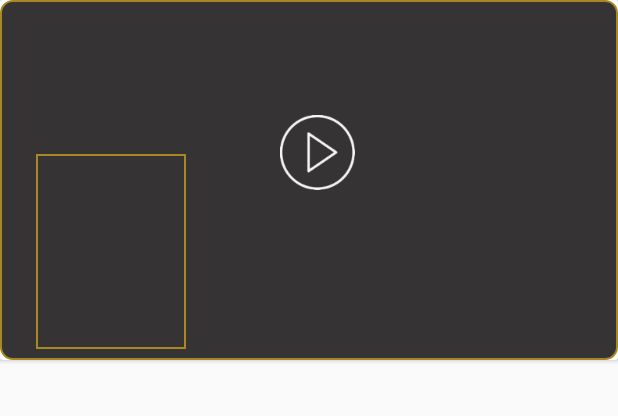
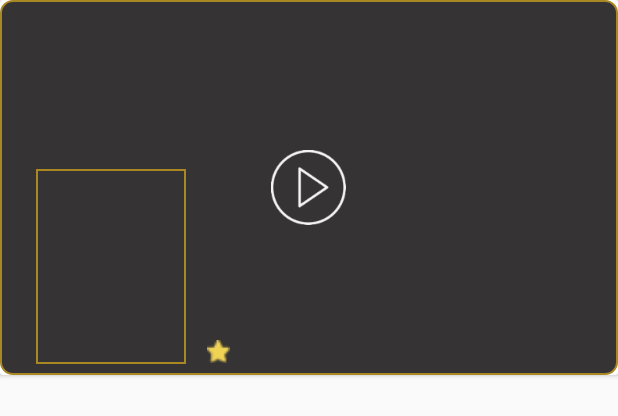
Before and after one commit to fateme9898/IMDb, an Android app: the layout now_playing.xml on its own in the app's theme, with its tools: preview values and no code run, on a phone screen of 412 x 824 dp. Shown: the top 416 px of the screen. Run offline under Robolectric (Android 15) with nearby library versions, the phone set to English and light mode, and no system bars.

Commit message:
change trailer in home page

```diff
--- a/app/src/main/java/info/androidhive/retrofit/activity/Trailer_page.java
+++ b/app/src/main/java/info/androidhive/retrofit/activity/Trailer_page.java
@@ -30,7 +30,7 @@ public class Trailer_page extends YouTubeBaseActivity implements YouTubePlayer.O
     private final static String API_KEY = "53f93d98fdababca6efda85ba6ccc57a";
     private int querytrailer;
     TextView text_info_trailerpage;
-    TextView title_info_trailerpage;
+    TextView title_info_trailerpage , data , rating;
     ImageView image_info_trailerpage;
 
     private static final String TAG = Search.class.getSimpleName();
@@ -51,6 +51,8 @@ public class Trailer_page extends YouTubeBaseActivity implements YouTubePlayer.O
        image_info_trailerpage=findViewById(R.id.image_info_trailerpage);
         text_info_trailerpage  =findViewById(R.id.text_info_trailerpage);
         title_info_trailerpage  =findViewById(R.id.title_info_trailerpage);
+        data=findViewById(R.id.data);
+        rating=findViewById(R.id.rating);
 
 
 
@@ -127,6 +129,8 @@ public class Trailer_page extends YouTubeBaseActivity implements YouTubePlayer.O
     public  void bindView(NowPlaying nowPlaying){
         text_info_trailerpage.setText(nowPlaying.getOverview());
         title_info_trailerpage.setText(nowPlaying.getTitle());
+        data.setText(nowPlaying.getReleaseDate());
+        rating.setText(nowPlaying.getVoteAverage().toString());
         Picasso.with(getBaseContext()).load("https://image.tmdb.org/t/p/original"+ nowPlaying.getPosterPath()).into(image_info_trailerpage);
     }
     ////////////////////////////////////////////////////////////////////////////////////////////////
--- a/app/src/main/java/info/androidhive/retrofit/adapter/NowPlayingAdapter.java
+++ b/app/src/main/java/info/androidhive/retrofit/adapter/NowPlayingAdapter.java
@@ -25,7 +25,7 @@ public class NowPlayingAdapter extends RecyclerView.Adapter<NowPlayingAdapter.Tr
 
     public static class TrailerViewHolder extends RecyclerView.ViewHolder {
         RelativeLayout trailerLayout;
-        TextView trailerTitle;
+        TextView trailerTitle , rating;
         ImageView trailerimage;
         ImageView trailerimage2;
 
@@ -38,6 +38,7 @@ public class NowPlayingAdapter extends RecyclerView.Adapter<NowPlayingAdapter.Tr
             trailerTitle = (TextView) v.findViewById(R.id.text_trailer);
             trailerimage=v.findViewById(R.id.image_trailer);
             trailerimage2=v.findViewById(R.id.back_image_trailer);
+            rating=v.findViewById(R.id.rating);
 
 
         }
@@ -60,6 +61,7 @@ public class NowPlayingAdapter extends RecyclerView.Adapter<NowPlayingAdapter.Tr
     @Override
     public void onBindViewHolder(TrailerViewHolder holder, final int position) {
         holder.trailerTitle.setText(trailer.get(position).getTitle());
+        holder.rating.setText(trailer.get(position).getVoteAverage().toString());
 
 
         Picasso.with(context)
--- a/app/src/main/res/layout/now_playing.xml
+++ b/app/src/main/res/layout/now_playing.xml
@@ -1,5 +1,6 @@
 <?xml version="1.0" encoding="utf-8"?>
 <RelativeLayout xmlns:android="http://schemas.android.com/apk/res/android"
+    xmlns:app="http://schemas.android.com/apk/res-auto"
     xmlns:tools="http://schemas.android.com/tools"
     android:id="@+id/trailer_layout"
     android:layout_width="match_parent"
@@ -9,7 +10,7 @@
 
     <android.support.v7.widget.CardView
         android:layout_width="match_parent"
-        android:layout_height="240dp">
+        android:layout_height="250dp">
 
 
         <RelativeLayout
@@ -25,24 +26,15 @@
                 android:layout_width="match_parent"
                 android:layout_height="200dp" />
 
-            <RelativeLayout
-                android:layout_width="80dp"
-                android:layout_height="71dp"
-
-                android:layout_alignParentTop="true"
-                android:layout_alignStart="@+id/text_trailer"
-                android:layout_marginTop="66dp"
-                android:layout_alignLeft="@+id/text_trailer">
 
                 <ImageView
                     android:layout_width="50dp"
                     android:layout_height="50dp"
                     android:src="@mipmap/play"
 
-          android:layout_centerInParent="true"
+                    android:layout_centerHorizontal="true"
+                    android:layout_centerVertical="true"
              />
-
-            </RelativeLayout>
 
 
             <ImageView
@@ -66,17 +58,31 @@
 
             <TextView
                 android:id="@+id/text_trailer"
-                android:layout_width="202dp"
-                android:layout_height="39dp"
-                android:layout_alignParentBottom="true"
-                android:layout_alignParentEnd="true"
-                android:layout_alignParentRight="true"
-                android:layout_marginEnd="38dp"
-                android:layout_marginRight="38dp"
+                android:layout_width="wrap_content"
+                android:layout_height="wrap_content"
                 android:textColor="@color/colorWhite"
-                tools:ignore="MissingConstraints"
-                tools:layout_editor_absoluteX="143dp"
-                tools:layout_editor_absoluteY="200dp" />
+                android:layout_toRightOf="@id/image_trailer"
+                android:layout_below="@id/back_image_trailer"
+                android:layout_marginLeft="10dp"
+        />
+            <TextView
+                android:id="@id/rating"
+                android:layout_width="wrap_content"
+                android:layout_height="wrap_content"
+                android:layout_below="@+id/text_trailer"
+                android:layout_toRightOf="@id/image_trailer"
+                android:layout_marginLeft="10dp"
+                android:layout_marginTop="4dp"
+                android:textColor="@color/colorWhite"
+                android:textSize="15dp"/>
+            <ImageView
+                android:layout_width="15dp"
+                android:layout_height="15dp"
+                app:srcCompat="@mipmap/star"
+                android:layout_toRightOf="@id/rating"
+                android:layout_below="@id/text_trailer"
+                android:layout_marginTop="7dp"
+                android:layout_marginLeft="4dp"/>
 
         </RelativeLayout>
 
--- a/app/src/main/res/values/styles.xml
+++ b/app/src/main/res/values/styles.xml
@@ -22,6 +22,11 @@
 
     </style>
 
+    <style name="RatingBar" parent="Theme.AppCompat">
+        <item name="colorControlNormal">@color/colorGreyLight</item>
+        <item name="colorControlActivated">@color/orange</item>
+    </style>
+
 
 
 </resources>
```
Also changed, not shown: app/src/main/res/layout/activity_trailer_page.xml (+53 -11 lines).
